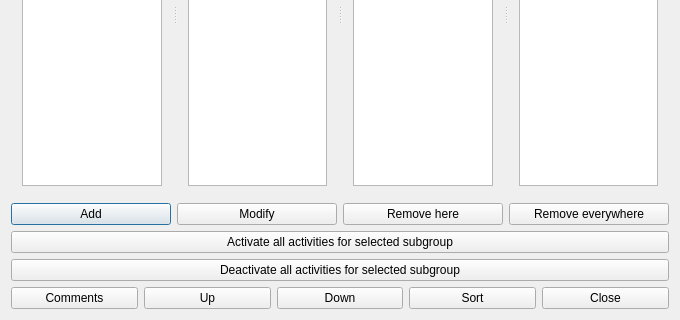
Above: fet/src/interface/subgroupsform_template.ui from vonmecheln/fet before the change; both pictures show x 0 to 680 and y 180 to 500 of the 680 by 500 pixel window. Below: the same form after it.
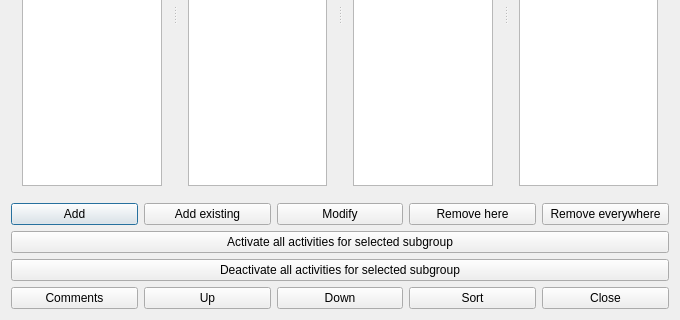
That is the form after the change.

```diff
--- a/fet/src/interface/subgroupsform_template.ui
+++ b/fet/src/interface/subgroupsform_template.ui
@@ -104,6 +104,13 @@
        </property>
       </widget>
      </item>
+     <item>
+      <widget class="QPushButton" name="addExistingSubgroupsPushButton">
+       <property name="text">
+        <string extracomment="It refers to adding subgroups in a group, subgroups which exist in (an)other group(s)">Add existing</string>
+       </property>
+      </widget>
+     </item>
      <item>
       <widget class="QPushButton" name="modifySubgroupPushButton">
        <property name="text">
```
